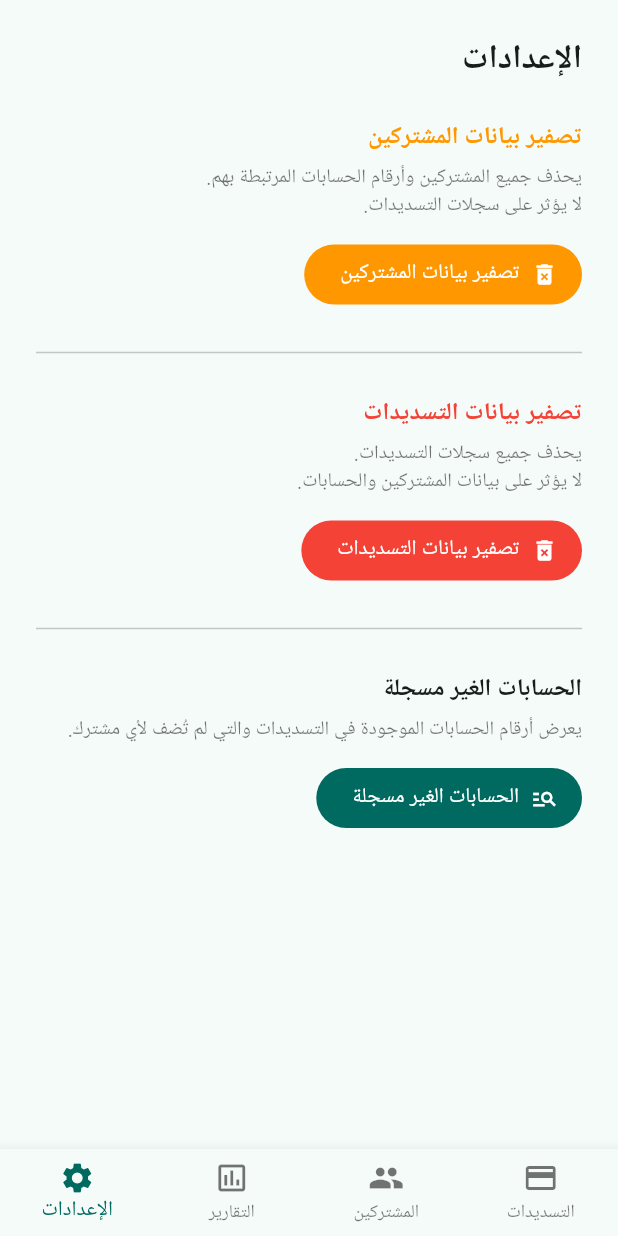
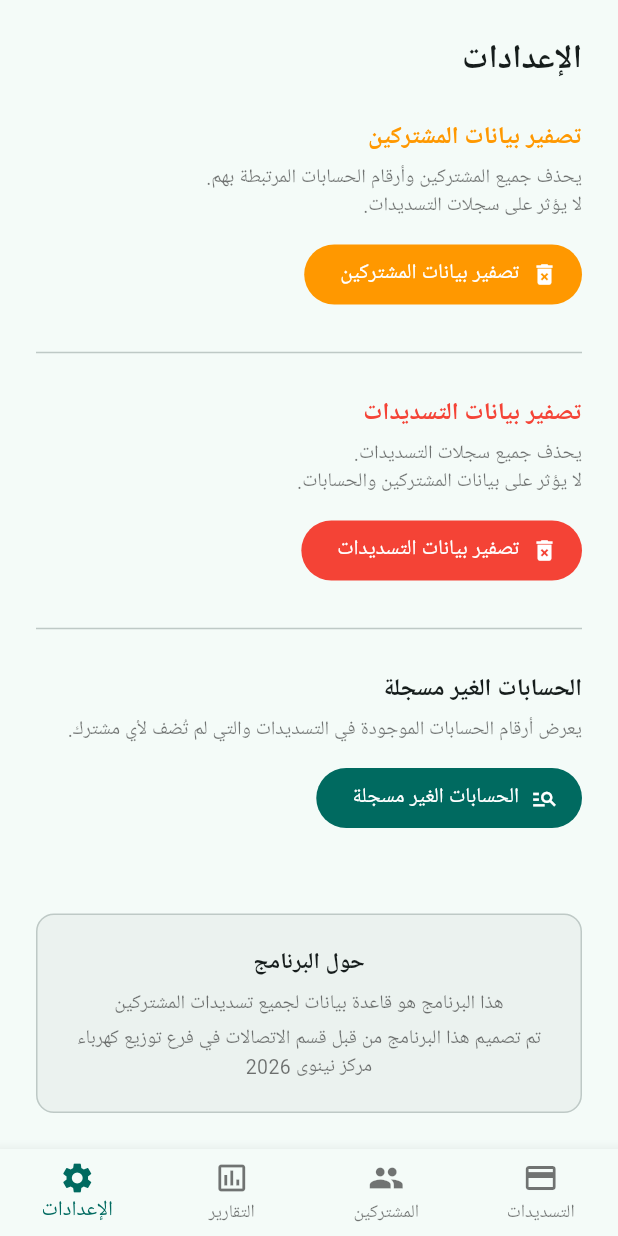
Before and after one commit to AiExpert1985/subscribers_payment, a Flutter app: the screen it shows after launch, item 4 of the bottom bar chosen, on a phone screen of 412 x 824 dp. Run offline on Flutter 3.47's test engine with Material 3 defaults, Android fonts, the phone set to English and light mode, and no system bars; our stand-ins replace csv, file_picker, flutter_riverpod, pdf, printing, sqflite and 1 more; missing offline and left inert: excel; accounts and stored records are empty; Roboto replaces fonts that are missing (Segoe UI).

Commit message:
# Task: Account Import — Name Update on Silent Skip & Settings About Section

```diff
--- a/lib/accounts/accounts_screen.dart
+++ b/lib/accounts/accounts_screen.dart
@@ -95,7 +95,7 @@ class _AccountsScreenState extends ConsumerState<AccountsScreen> {
         children: [
           Tooltip(
             message:
-                'استيراد ملف اكسل أو CSV يحتوي على عمود أو أكثر لأرقام الحسابات (الحساب القديم، الحساب الجديد، account، old، new، account_no)',
+                'استيراد ملف اكسل أو CSV يحتوي على عمود أو أكثر لأرقام الحسابات (الحساب القديم، الحساب الجديد، الاسم)',
             child: FilledButton.icon(
               onPressed: _importAccounts,
               icon: const Icon(Icons.upload_file),
@@ -746,10 +746,7 @@ class _AccountsScreenState extends ConsumerState<AccountsScreen> {
     excel.delete('Sheet1'); // remove default blank sheet
 
     // Header row
-    sheet.appendRow([
-      TextCellValue('الأرقام'),
-      TextCellValue('السبب'),
-    ]);
+    sheet.appendRow([TextCellValue('الأرقام'), TextCellValue('السبب')]);
 
     for (final e in errors) {
       sheet.appendRow([
--- a/lib/import/account_import_service.dart
+++ b/lib/import/account_import_service.dart
@@ -27,7 +27,7 @@ class AccountImportResult {
 /// - Some/all exist in exactly ONE group, rest absent → add absent to that group;
 ///   update name if present.
 /// - Accounts found across MORE THAN ONE group → skip, error "تعارض في المجموعات".
-/// - All already in same group → silent skip (not an error).
+/// - All already in same group → update name if present, then silent skip.
 class AccountImportService {
   final DatabaseService _db;
 
@@ -90,7 +90,14 @@ class AccountImportService {
     final targetGroupId = distinctGroupIds.first;
 
     if (absentAccounts.isEmpty) {
-      // All already in the same group — nothing to do.
+      // All already in the same group — update name if provided, then skip.
+      if (row.subscriberName != null && row.subscriberName!.isNotEmpty) {
+        try {
+          await _db.updateSubscriberGroup(targetGroupId, {'name': row.subscriberName});
+        } catch (_) {
+          // Name conflict (uniqueness) — silently skip the name update.
+        }
+      }
       return (inserted: 0, error: null);
     }
 
--- a/lib/settings/settings_screen.dart
+++ b/lib/settings/settings_screen.dart
@@ -49,6 +49,8 @@ class SettingsScreen extends ConsumerWidget {
             _UnmatchedAccountsSection(
               onPressed: () => _findUnmatchedAccounts(context, ref),
             ),
+            const Spacer(),
+            const _AboutSection(),
           ],
         ),
       ),
@@ -175,6 +177,50 @@ class _UnmatchedAccountsResultDialog extends StatelessWidget {
 
     if (savePath == null) return;
     await tempFile.copy(savePath);
+  }
+}
+
+/// Static "About" section displayed at the bottom of the Settings screen.
+class _AboutSection extends StatelessWidget {
+  const _AboutSection();
+
+  @override
+  Widget build(BuildContext context) {
+    return Container(
+      width: double.infinity,
+      padding: const EdgeInsets.symmetric(vertical: 20, horizontal: 24),
+      decoration: BoxDecoration(
+        color: Theme.of(context).colorScheme.surfaceContainerHighest.withValues(alpha: 0.4),
+        borderRadius: BorderRadius.circular(12),
+        border: Border.all(
+          color: Theme.of(context).colorScheme.outlineVariant,
+        ),
+      ),
+      child: const Column(
+        children: [
+          Text(
+            'حول البرنامج',
+            textAlign: TextAlign.center,
+            textDirection: TextDirection.rtl,
+            style: TextStyle(fontSize: 15, fontWeight: FontWeight.bold),
+          ),
+          SizedBox(height: 8),
+          Text(
+            'هذا البرنامج هو قاعدة بيانات لجميع تسديدات المشتركين',
+            textAlign: TextAlign.center,
+            textDirection: TextDirection.rtl,
+            style: TextStyle(fontSize: 13, color: Colors.black54),
+          ),
+          SizedBox(height: 4),
+          Text(
+            'تم تصميم هذا البرنامج من قبل قسم الاتصالات في فرع توزيع كهرباء مركز نينوى 2026',
+            textAlign: TextAlign.center,
+            textDirection: TextDirection.rtl,
+            style: TextStyle(fontSize: 13, color: Colors.black54),
+          ),
+        ],
+      ),
+    );
   }
 }
 
```
Also changed, not shown: 3 other files.
